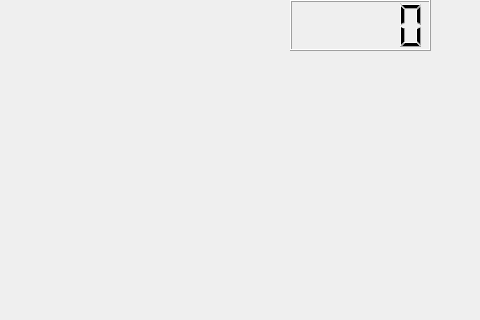
First picture: the form in learn2_9/mainwindow.ui, repository Horsenburuse/QT_ex, before the edit; both pictures show x 520 to 1000 and y 0 to 320 of the 1000 by 820 pixel window.
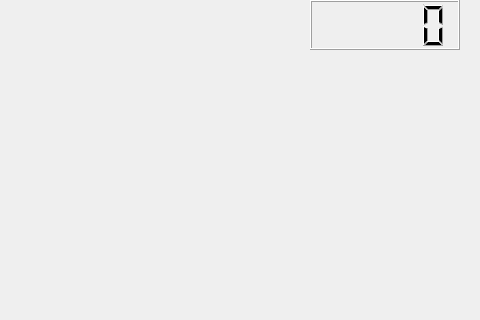
Second picture: the form after the edit. Custom widgets are drawn as their Qt base class.

```diff
--- a/learn2_9/mainwindow.ui
+++ b/learn2_9/mainwindow.ui
@@ -27,10 +27,20 @@
    <widget class="QLCDNumber" name="lcdNumber">
     <property name="geometry">
      <rect>
-      <x>810</x>
+      <x>830</x>
       <y>0</y>
-      <width>141</width>
-      <height>51</height>
+      <width>150</width>
+      <height>50</height>
+     </rect>
+    </property>
+   </widget>
+   <widget class="QWidget" name="widget" native="true">
+    <property name="geometry">
+     <rect>
+      <x>830</x>
+      <y>90</y>
+      <width>150</width>
+      <height>200</height>
      </rect>
     </property>
    </widget>
```
